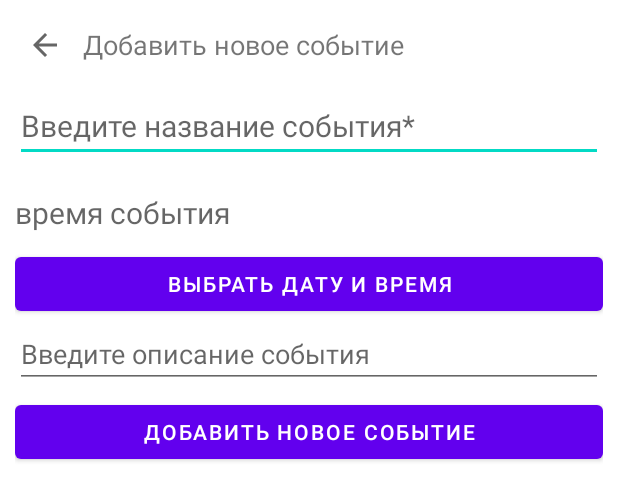
After one commit to Mechwv/PlaceEventMap, an Android app: the layout add_event_fragment.xml on its own in the app's theme, with its tools: preview values and no code run, on a phone screen of 412 x 824 dp. The commit adds this screen. Shown: the top 501 px of the screen. Run offline under Robolectric (Android 15) with nearby library versions, the phone set to English and light mode, and no system bars.

Commit message:
add event fragment

```diff
--- a/app/src/main/AndroidManifest.xml
+++ b/app/src/main/AndroidManifest.xml
@@ -2,6 +2,8 @@
 <manifest xmlns:android="http://schemas.android.com/apk/res/android"
     xmlns:tools="http://schemas.android.com/tools"
     package="com.example.placeeventmap">
+    <uses-permission android:name="android.permission.READ_CALENDAR" />
+    <uses-permission android:name="android.permission.WRITE_CALENDAR" />
 
     <application
         android:name=".BaseApplication"
--- a/app/src/main/java/com/example/placeeventmap/domain/model/Place.kt
+++ b/app/src/main/java/com/example/placeeventmap/domain/model/Place.kt
@@ -6,6 +6,4 @@ open class Place(
     open var longtitude: Double,
     open var name: String,
     open var description: String?,
-) {
-
-}
+)
--- /dev/null
+++ b/app/src/main/res/drawable/back_arrow.xml
@@ -0,0 +1,10 @@
+<vector xmlns:android="http://schemas.android.com/apk/res/android"
+    android:width="24dp"
+    android:height="24dp"
+    android:viewportWidth="24"
+    android:viewportHeight="24"
+    android:tint="?attr/colorControlNormal">
+  <path
+      android:fillColor="@android:color/white"
+      android:pathData="M20,11H7.83l5.59,-5.59L12,4l-8,8 8,8 1.41,-1.41L7.83,13H20v-2z"/>
+</vector>
--- /dev/null
+++ b/app/src/main/res/layout/add_event_fragment.xml
@@ -0,0 +1,93 @@
+<?xml version="1.0" encoding="utf-8"?>
+<androidx.coordinatorlayout.widget.CoordinatorLayout xmlns:android="http://schemas.android.com/apk/res/android"
+    xmlns:app="http://schemas.android.com/apk/res-auto"
+    xmlns:tools="http://schemas.android.com/tools"
+    android:layout_width="match_parent"
+    android:layout_height="match_parent"
+    android:background="@android:color/transparent"
+    android:orientation="vertical">
+
+    <ScrollView
+        android:layout_width="match_parent"
+        android:layout_height="match_parent">
+
+        <LinearLayout
+            android:layout_width="match_parent"
+            android:layout_height="wrap_content"
+            android:orientation="vertical"
+            android:padding="@dimen/normalMargin">
+
+            <LinearLayout
+                android:layout_width="match_parent"
+                android:layout_height="40dp">
+
+                <ImageButton
+                    android:id="@+id/back_button"
+                    android:layout_width="wrap_content"
+                    android:layout_height="match_parent"
+                    android:layout_gravity="center_vertical"
+                    android:background="@android:color/transparent"
+                    android:minWidth="40dp"
+                    android:src="@drawable/back_arrow" />
+
+                <TextView
+                    android:layout_width="wrap_content"
+                    android:layout_height="match_parent"
+                    android:layout_marginStart="@dimen/halfMargin"
+                    android:gravity="center_vertical"
+
+                    android:text="@string/add_party"
+                    android:textSize="18sp" />
+            </LinearLayout>
+
+
+            <EditText
+                android:id="@+id/party_name"
+                android:layout_width="match_parent"
+                android:layout_height="wrap_content"
+
+                android:layout_marginVertical="@dimen/normalMargin"
+                android:hint="@string/enter_party_name"
+
+                android:textSize="20sp"
+                android:autofillHints="@string/enter_party_name"
+                android:inputType="text" />
+
+            <TextView
+                android:id="@+id/dateTime"
+                android:layout_width="match_parent"
+                android:layout_height="wrap_content"
+
+                android:layout_marginVertical="@dimen/normalMargin"
+                android:autofillHints="@string/enter_party_name"
+
+                android:hint="время события"
+                android:inputType="text"
+                android:textSize="20sp" />
+
+            <Button
+                android:id="@+id/pickTime"
+                android:layout_width="match_parent"
+                android:layout_height="wrap_content"
+                android:text="Выбрать дату и время" />
+
+            <EditText
+                android:id="@+id/party_description"
+                android:layout_width="match_parent"
+                android:layout_height="wrap_content"
+
+                android:layout_marginBottom="@dimen/halfMargin"
+                android:hint="@string/enter_description"
+
+                android:inputType="textMultiLine"/>
+
+            <Button
+                android:id="@+id/add_button"
+                android:layout_width="match_parent"
+                android:layout_height="wrap_content"
+                android:text="@string/add_party" />
+
+        </LinearLayout>
+    </ScrollView>
+
+</androidx.coordinatorlayout.widget.CoordinatorLayout>
--- /dev/null
+++ b/app/src/main/res/values/dimen.xml
@@ -0,0 +1,5 @@
+<?xml version="1.0" encoding="utf-8"?>
+<resources>
+    <dimen name="normalMargin">10dp</dimen>
+    <dimen name="halfMargin">5dp</dimen>
+</resources>
--- a/app/src/main/res/values/strings.xml
+++ b/app/src/main/res/values/strings.xml
@@ -3,5 +3,16 @@
     <string name="place_title">Бар "Жирный кабан"</string>
     <string name="place_geo">53.16720362247182, -3.140009059547356</string>
     <string name="place_desc">Крутой британский бар</string>
+    <string name="enter_description">Введите описание события</string>
+    <string name="enter_end_time">Время окончания события</string>
+    <string name="enter_start_time">Время начала события</string>
+    <string name="enter_party_name">Введите название события*</string>
+    <string name="add_party">Добавить новое событие</string>
+    <string name="party_images">Фотографии события</string>
+    <string name="description">Описание:</string>
+    <string name="placement">Местопроведение события:</string>
+    <string name="timing">Время проведения события</string>
+    <string name="start_time">Время начала:</string>
+    <string name="end_time">Время окончания:</string>
 
 </resources>
```
Also changed, not shown: app/build.gradle (+5 -2 lines), app/src/main/java/com/example/placeeventmap/domain/model/Event.kt (+7 -6 lines), app/src/main/java/com/example/placeeventmap/presentation/events/EventAddFragment.kt (added, +66 -0 lines), app/src/main/java/com/example/placeeventmap/presentation/events/EventAddViewModel.kt (added, +35 -0 lines), app/src/main/java/com/example/placeeventmap/presentation/room/dto/DBEventDTO.kt (+20 -6 lines), app/src/main/res/navigation/my_nav.xml (+6 -1 lines).
